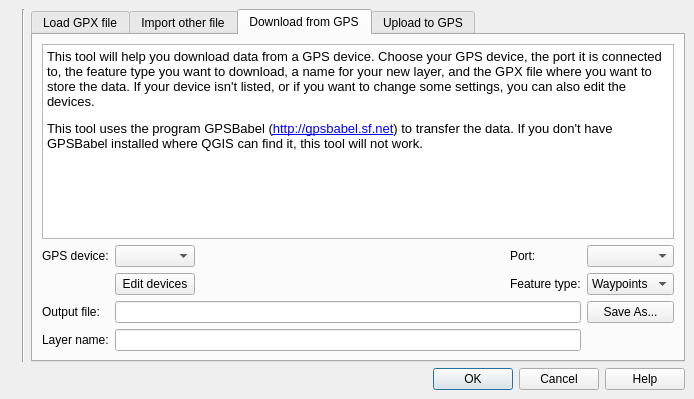
The window that src/plugins/gps_importer/qgsgpspluginguibase.ui (qgis/QGIS) describes before a commit, drawn with Qt 5.
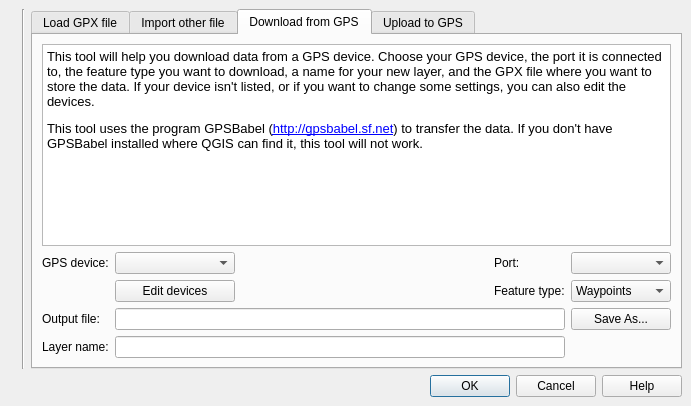
The same window after the commit. The open tabs and pages were chosen to show the change. Icons and pictures are not drawn. Custom widgets are drawn as their Qt base class.

Commit message: Adjusted widget widths to prevent truncation of device, port, and feature drop-down text

Patch:
```diff
--- a/src/plugins/gps_importer/qgsgpspluginguibase.ui
+++ b/src/plugins/gps_importer/qgsgpspluginguibase.ui
@@ -5,8 +5,8 @@
    <rect>
     <x>0</x>
     <y>0</y>
-    <width>694</width>
-    <height>399</height>
+    <width>691</width>
+    <height>406</height>
    </rect>
   </property>
   <property name="windowTitle" >
@@ -281,10 +281,23 @@
         </widget>
        </item>
        <item row="1" column="4" >
-        <widget class="QComboBox" name="cmbDLPort" />
+        <widget class="QComboBox" name="cmbDLPort" >
+         <property name="minimumSize" >
+          <size>
+           <width>90</width>
+           <height>0</height>
+          </size>
+         </property>
+        </widget>
        </item>
        <item row="2" column="4" >
         <widget class="QComboBox" name="cmbDLFeatureType" >
+         <property name="minimumSize" >
+          <size>
+           <width>100</width>
+           <height>0</height>
+          </size>
+         </property>
          <item>
           <property name="text" >
            <string>Waypoints</string>
@@ -376,7 +389,14 @@
         </widget>
        </item>
        <item row="1" column="1" >
-        <widget class="QComboBox" name="cmbDLDevice" />
+        <widget class="QComboBox" name="cmbDLDevice" >
+         <property name="minimumSize" >
+          <size>
+           <width>120</width>
+           <height>0</height>
+          </size>
+         </property>
+        </widget>
        </item>
        <item row="2" column="1" >
         <widget class="QPushButton" name="pbDLEditDevices" >
```
Left out of the diff: 38 changed lines with no effect on the pictures.
